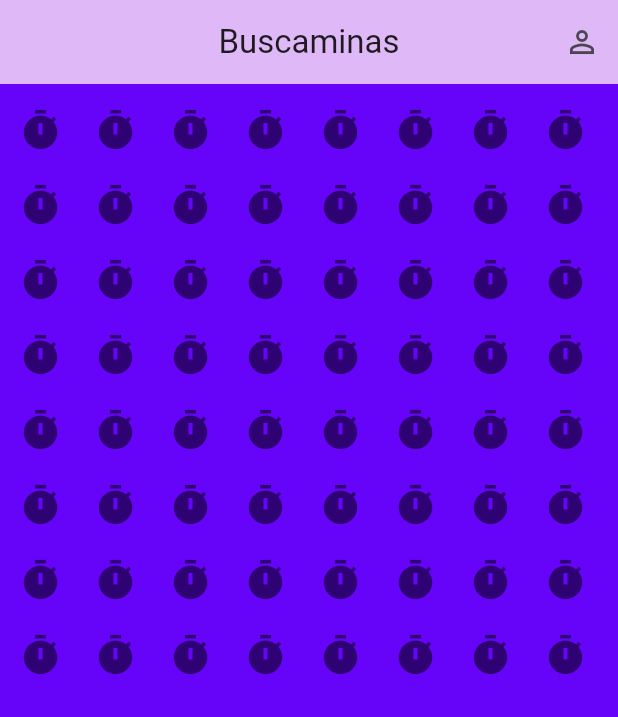
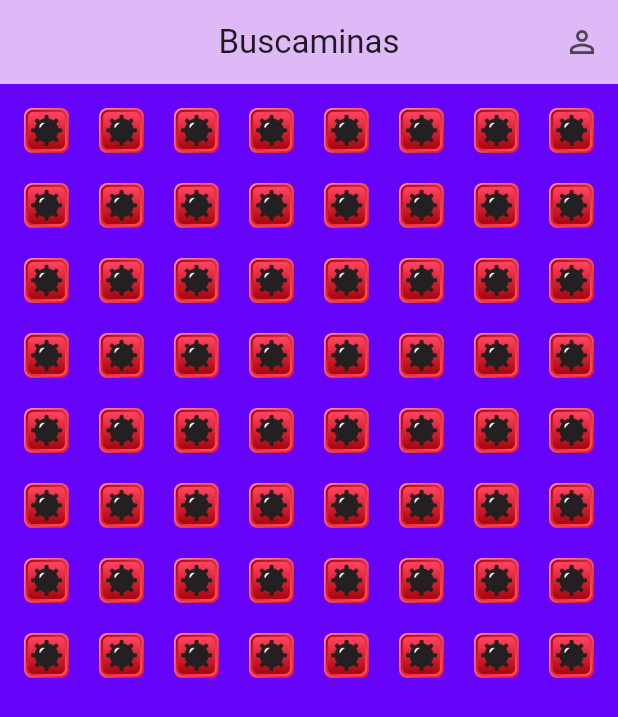
Before and after one commit to Lord-Aitel/3479A321_2022479051, a Flutter app: the screen it shows after launch, on a phone screen of 412 x 824 dp. Shown: the top 717 px of the screen. Run offline on Flutter 3.47's test engine with Material 3 defaults, Android fonts, the phone set to English and light mode, and no system bars; our stand-ins replace logger.

Commit message:
pude incluir imagenes, lab finalizado

```diff
--- a/lib/ui/widgets/mine_cell.dart
+++ b/lib/ui/widgets/mine_cell.dart
@@ -10,13 +10,13 @@ class MineCell extends StatelessWidget {
 
         return Row(
       mainAxisAlignment: MainAxisAlignment.center,
-      children: const [
+      children: [
         // Icono nativo de Flutter
-        Icon(Icons.timer, size: 30, color: Colors.black54),
-        SizedBox(width: 8),
+        //const Icon(Icons.timer, size: 30, color: Colors.black54),
+        //const SizedBox(width: 8),
         //Icon(Icons.add_circle_outline, size: 30, color: Colors.black54),
         // Icono desde assets
-        //Image.asset('assets/icons/deadline.png', width: 30, height: 30),
+        Image.asset('assets/images/mine.png', width: 30, height: 30),
       ],
     );
   }
```
Also changed, not shown: assets/images/mine.png (added).
